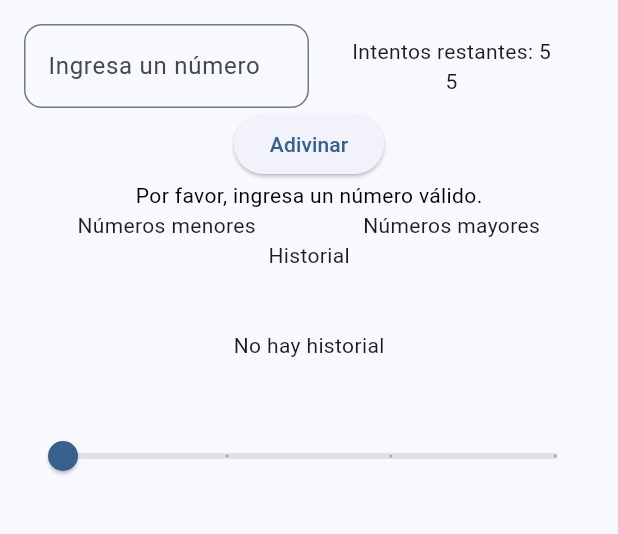
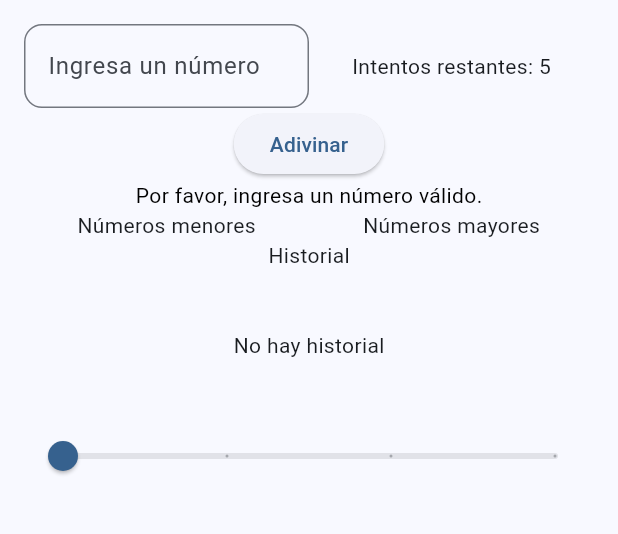
Before and after one commit to EmmanuelAVT9/GuessGameNumber, a Flutter app: the screen it shows after launch, after a tap on "Adivinar", on a phone screen of 412 x 824 dp, the part 84-618 px from its top. Run offline on Flutter 3.47's test engine with Material 3 defaults, Android fonts, the phone set to English and light mode, and no system bars.

```diff
--- a/lib/main.dart
+++ b/lib/main.dart
@@ -1,3 +1,5 @@
+import 'dart:math';  // Importa la clase Random
+
 import 'package:flutter/material.dart';
 import 'package:game_guess_number/widgets/hamburguer_menu.dart';
 import 'package:game_guess_number/widgets/custom_botton_navigation_bar.dart';
@@ -10,7 +12,6 @@ void main() {
 class MyApp extends StatelessWidget {
   const MyApp({super.key});
 
-  // This widget is the root of your application.
   @override
   Widget build(BuildContext context) {
     return MaterialApp(
@@ -20,7 +21,7 @@ class MyApp extends StatelessWidget {
         colorScheme: ColorScheme.fromSeed(seedColor: Colors.blue),
         useMaterial3: true,
       ),
-      home: const MyHomePage(title: 'Adivina el Nùmero'),
+      home: const MyHomePage(title: 'Adivina el Número'),
     );
   }
 }
@@ -40,16 +41,13 @@ class _MyHomePageState extends State<MyHomePage> {
   late int _maxNumber;
   late int _maxAttempts;
   final List<int> _history = [];
-  //Lista que guarda numeros mayores
   final List<int> _greaterNumbers = [];
-  //Lista que guarda numeros menores
   final List<int> _lesserNumbers = [];
   String _message = '';
   double _difficulty = 0;
 
   String _messageText = '';
-  Color _messageColor = Colors.black; // Color por defecto
-  //bool _showConfettiAnimation = false; // variable para controlar la animación de confeti
+  Color _messageColor = Colors.black;
 
   @override
   void initState() {
@@ -57,6 +55,7 @@ class _MyHomePageState extends State<MyHomePage> {
     _setDifficulty(0);
   }
 
+  // Función para ajustar la dificultad y los límites
   void _setDifficulty(double value) {
     setState(() {
       _difficulty = value;
@@ -76,8 +75,21 @@ class _MyHomePageState extends State<MyHomePage> {
       _resetGame();
     });
   }
-  void _resetGame() {
-    _targetNumber = (1 + (_maxNumber * (new DateTime.now().millisecondsSinceEpoch % 1000) / 1000)).toInt();
+
+  // Nueva función para generar el número aleatorio dependiendo de los límites
+  void _generateRandomNumber({int? customMax, int? customMin}) {
+    Random random = Random();
+
+    int minNumber = customMin ?? 1;  // Usa 1 como mínimo si no se pasa customMin
+    int maxNumber = customMax ?? _maxNumber;  // Usa _maxNumber si no se pasa customMax
+
+    // Generar el número aleatorio en el rango [minNumber, maxNumber]
+    _targetNumber = random.nextInt(maxNumber - minNumber + 1) + minNumber;
+  }
+
+  // Función para reiniciar el juego
+  void _resetGame({int? customMax, int? customMin}) {
+    _generateRandomNumber(customMax: customMax, customMin: customMin);  // Genera el número objetivo
     _attemptsLeft = _maxAttempts;
     _history.clear();
     _greaterNumbers.clear();
@@ -87,11 +99,11 @@ class _MyHomePageState extends State<MyHomePage> {
     _controller.clear();
   }
 
+  // Función para verificar el número ingresado por el usuario
   void _checkGuess() {
     int? guess = int.tryParse(_controller.text);
     if (guess == null) {
       setState(() {
-        //_message = 'Por favor, ingresa un número válido.';
         _messageText = 'Por favor, ingresa un número válido.';
       });
       return;
@@ -107,21 +119,17 @@ class _MyHomePageState extends State<MyHomePage> {
       if (guess == _targetNumber) {
         _messageText = '¡Felicidades! Adivinaste el número.';
         _messageColor = successColor;
-        //_showConfettiAnimation = true;
       } else if (_attemptsLeft == 0) {
         _messageText = 'Lo siento, no te quedan intentos. El número era $_targetNumber.';
         _messageColor = failureColor;
-        //_showConfettiAnimation = false;
       } else if (guess < _targetNumber) {
         _messageText = 'El número es mayor.';
         _messageColor = failureColor;
-        //_showConfettiAnimation = false;
-        //_lesserNumbers.add(guess);
+        _lesserNumbers.add(guess);
       } else {
         _messageText = 'El número es menor.';
         _messageColor = failureColor;
-        //_showConfettiAnimation = false;
-        //_greaterNumbers.add(guess);
+        _greaterNumbers.add(guess);
       }
     });
   }
@@ -150,7 +158,7 @@ class _MyHomePageState extends State<MyHomePage> {
                         decoration: InputDecoration(
                           labelText: 'Ingresa un número',
                           border: OutlineInputBorder(
-                            borderRadius: BorderRadius.circular(12.0), // Bordes redondeados
+                            borderRadius: BorderRadius.circular(12.0),
                           ),
                         ),
                       ),
@@ -161,16 +169,15 @@ class _MyHomePageState extends State<MyHomePage> {
                   child: Column(
                     children: [
                       Text('Intentos restantes: $_attemptsLeft'),
-                      Text('$_attemptsLeft')
                     ],
                   ),
                 ),
               ],
             ),
-            const SizedBox(width: 20), // Espacio horizontal entre columnas
+            const SizedBox(width: 20),
             ElevatedButton(
               onPressed: _checkGuess,
-              child: Text('Adivinar'),
+              child: const Text('Adivinar'),
             ),
             Text(
               _messageText,
@@ -196,10 +203,10 @@ class _MyHomePageState extends State<MyHomePage> {
             ),
             const Text('Historial'),
             _history.isEmpty
-                ? SizedBox(
-                  height: 100, // Altura mínima cuando el historial está vacío
-                    child: Center(
-                      child: Text('No hay historial'),
+                ? const SizedBox(
+              height: 100,
+              child: Center(
+                child: Text('No hay historial'),
               ),
             )
                 : Expanded(
@@ -207,16 +214,16 @@ class _MyHomePageState extends State<MyHomePage> {
                 itemCount: _history.length,
                 itemBuilder: (context, index) {
                   return Container(
-                    margin: EdgeInsets.symmetric(vertical: 4.0, horizontal: 8.0),
+                    margin: const EdgeInsets.symmetric(vertical: 4.0, horizontal: 8.0),
                     decoration: BoxDecoration(
                       color: Colors.white,
-                      borderRadius: BorderRadius.circular(12.0), // Bordes redondeados
+                      borderRadius: BorderRadius.circular(12.0),
                       boxShadow: [
                         BoxShadow(
                           color: Colors.grey.withOpacity(0.5),
                           spreadRadius: 2,
                           blurRadius: 5,
-                          offset: Offset(0, 3), // sombra card
+                          offset: const Offset(0, 3),
                         ),
                       ],
                     ),
```
